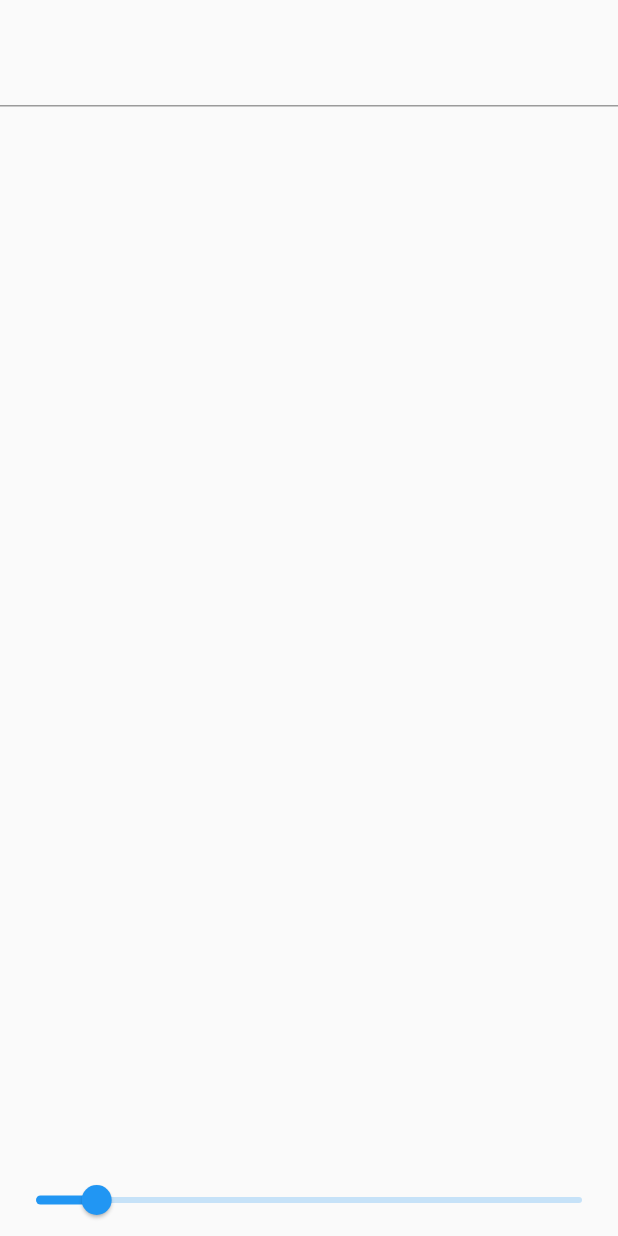
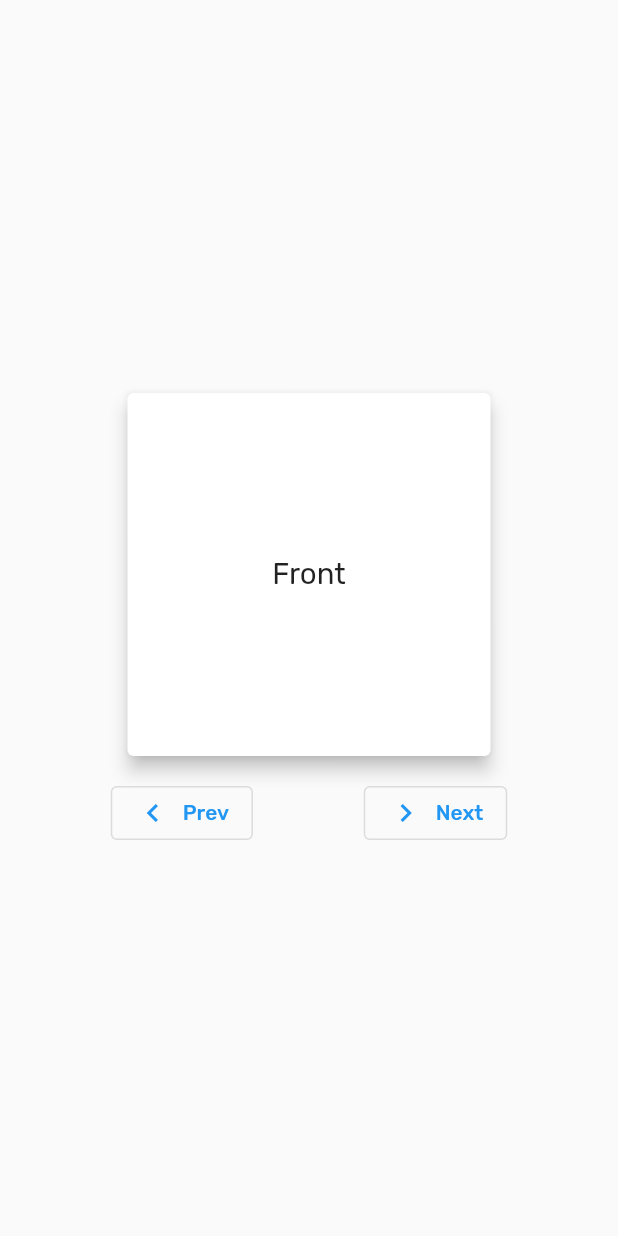
Before and after one commit to imobasshir/improved-guacamole, a Flutter app: the screen it shows after launch, on a phone screen of 412 x 824 dp. Run offline on Flutter 3.47's test engine with Material 2 defaults, Android fonts, the phone set to English and light mode, and no system bars; drawn by our look-alikes of flip_card; our stand-ins replace google_fonts, math_expressions, screenshot, share_plus.

Commit message:
createdd flash card ui

```diff
--- a/lib/main.dart
+++ b/lib/main.dart
@@ -5,6 +5,7 @@ import 'package:flutter_test_application_1/pages/api/apicall.dart';
 import 'package:flutter_test_application_1/pages/api/other_api_call.dart';
 import 'package:flutter_test_application_1/pages/api_decode/main_api.dart';
 import 'package:flutter_test_application_1/pages/bottom_navabar.dart';
+import 'package:flutter_test_application_1/pages/flashcars/main.dart';
 import 'package:flutter_test_application_1/pages/read.dart';
 import 'package:flutter_test_application_1/pages/screenshot_share/main.dart';
 import 'package:flutter_test_application_1/pages/time_picker.dart';
@@ -37,7 +38,7 @@ class MyApp extends StatelessWidget {
         brightness: Brightness.dark,
       ),
       routes: {
-        "/": (context) => const EasyRead(),
+        "/": (context) => const FlashCards(),
         MyRoutes.home: (context) => const HomePage(),
         MyRoutes.loginRoute: (context) => const LoginPage(),
         MyRoutes.demo: (context) => const Demo(),
--- /dev/null
+++ b/lib/pages/flashcars/main.dart
@@ -0,0 +1,52 @@
+import 'package:flutter/material.dart';
+import 'package:flip_card/flip_card.dart';
+import 'view.dart';
+
+class FlashCards extends StatefulWidget {
+  const FlashCards({Key? key}) : super(key: key);
+
+  @override
+  _FlashCardsState createState() => _FlashCardsState();
+}
+
+class _FlashCardsState extends State<FlashCards> {
+  @override
+  Widget build(BuildContext context) {
+    return Scaffold(
+      body: Center(
+        child: Column(
+          mainAxisAlignment: MainAxisAlignment.center,
+          children: [
+            const SizedBox(
+              height: 250,
+              width: 250,
+              child: FlipCard(
+                direction: FlipDirection.HORIZONTAL,
+                front: FlashCardView(text: 'Front', elev: 5),
+                back: FlashCardView(text: 'Back', elev: 4),
+              ),
+            ),
+            const SizedBox(
+              height: 10,
+            ),
+            Row(
+              mainAxisAlignment: MainAxisAlignment.spaceEvenly,
+              children: [
+                OutlinedButton.icon(
+                  onPressed: () {},
+                  icon: const Icon(Icons.chevron_left),
+                  label: const Text('Prev'),
+                ),
+                OutlinedButton.icon(
+                  onPressed: () {},
+                  label: const Text('Next'),
+                  icon: const Icon(Icons.chevron_right),
+                ),
+              ],
+            ),
+          ],
+        ),
+      ),
+    );
+  }
+}
--- /dev/null
+++ b/lib/pages/flashcars/view.dart
@@ -0,0 +1,25 @@
+import 'package:flutter/material.dart';
+
+class FlashCardView extends StatelessWidget {
+  const FlashCardView({
+    Key? key,
+    required this.text,
+    required this.elev,
+  }) : super(key: key);
+
+  final String text;
+  final double elev;
+
+  @override
+  Widget build(BuildContext context) {
+    return Card(
+      elevation: elev,
+      child: Center(
+        child: Text(
+          text,
+          textScaleFactor: 1.4,
+        ),
+      ),
+    );
+  }
+}
--- a/lib/pages/read.dart
+++ b/lib/pages/read.dart
@@ -12,7 +12,8 @@ class _EasyReadState extends State<EasyRead> {
   @override
   Widget build(BuildContext context) {
     return Scaffold(
-      body: Column(
+      body: SafeArea(
+        child: Column(
           children: [
             Expanded(
               child: TextField(
@@ -35,6 +36,7 @@ class _EasyReadState extends State<EasyRead> {
             ),
           ],
         ),
+      ),
     );
   }
 }
--- a/pubspec.yaml
+++ b/pubspec.yaml
@@ -19,6 +19,7 @@ dependencies:
   screenshot: ^1.2.3
   share_plus: ^3.0.4
   path_provider: ^2.0.8
+  flip_card: ^0.6.0
 
 dev_dependencies:
   flutter_test:
```
Also changed, not shown: pubspec.lock. Lines whose indentation alone changed are shown as unchanged.
